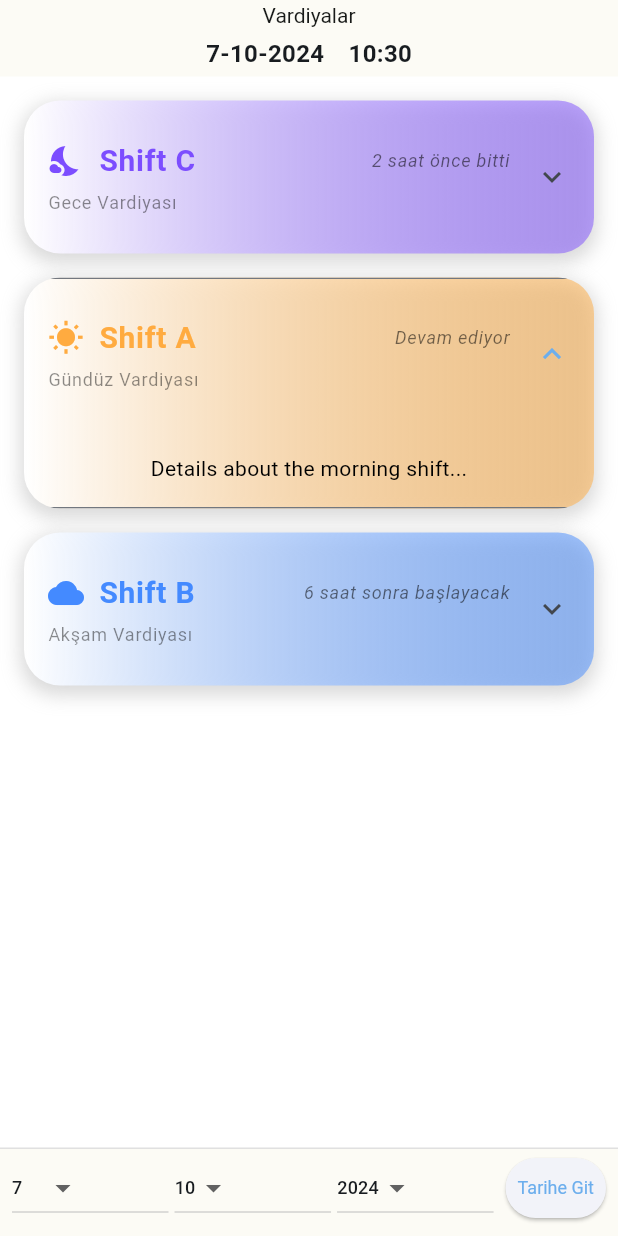
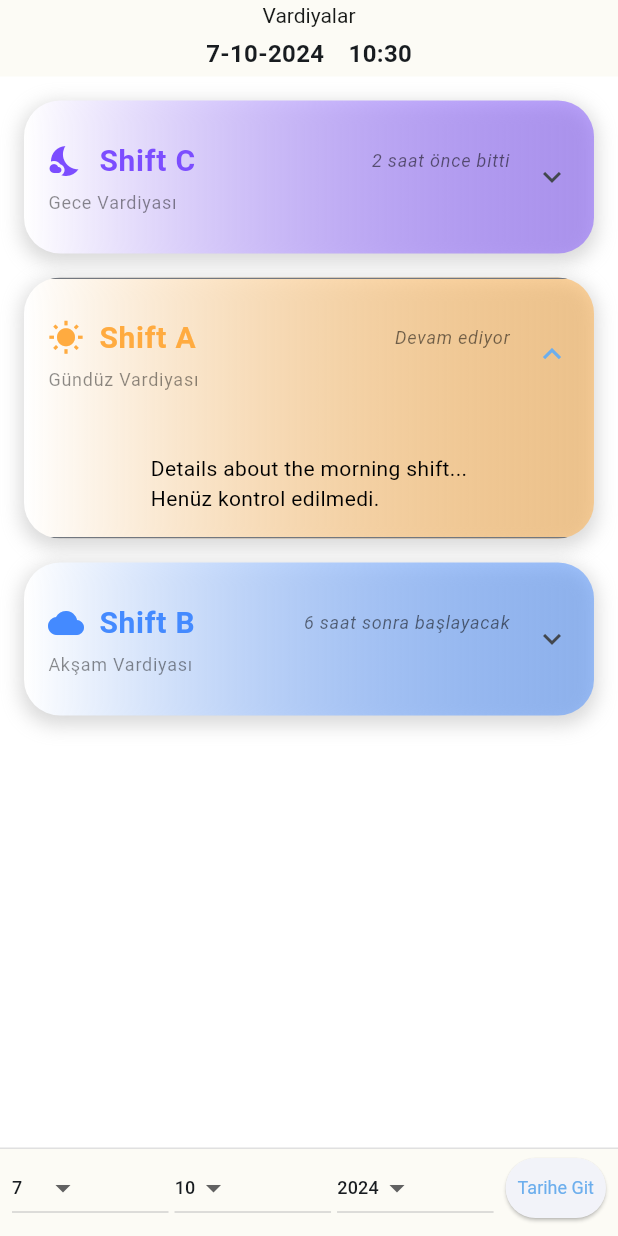
Before and after one commit to betbies/teknik, a Flutter app: the ShiftsPage screen opened directly, after a tap on "Shift C", on a phone screen of 412 x 824 dp. Run offline on Flutter 3.47's test engine with Material 3 defaults, Android fonts, the phone set to English and light mode, and no system bars; our stand-ins replace cloud_firestore, curved_navigation_bar, firebase_auth, firebase_core, google_fonts; missing offline and left inert: mobile_scanner; accounts and stored records are empty; Roboto replaces fonts that are missing (Anta).

Commit message:
Değişiklik mesajı

```diff
--- a/lib/pages/shifts.dart
+++ b/lib/pages/shifts.dart
@@ -1,5 +1,6 @@
 import 'package:flutter/material.dart';
 import 'package:google_fonts/google_fonts.dart';
+import 'package:cloud_firestore/cloud_firestore.dart'; // Firestore'u kullanabilmek için ekliyoruz.
 
 class ShiftsPage extends StatefulWidget {
   const ShiftsPage({super.key});
@@ -12,12 +13,27 @@ class _ShiftsPageState extends State<ShiftsPage> {
   DateTime selectedDate = DateTime.now();
   late int day, month, year;
 
+  // Firestore'dan kontrol bilgilerini almak için bir liste
+  List<Map<String, dynamic>> checkedRecords = [];
+
   @override
   void initState() {
     super.initState();
     day = selectedDate.day;
     month = selectedDate.month;
     year = selectedDate.year;
+    fetchCheckedRecords(); // Kontrol kayıtlarını al
+  }
+
+  Future<void> fetchCheckedRecords() async {
+    // Firestore'dan verileri çekme
+    QuerySnapshot snapshot =
+        await FirebaseFirestore.instance.collection('checked').get();
+    setState(() {
+      checkedRecords = snapshot.docs
+          .map((doc) => doc.data() as Map<String, dynamic>)
+          .toList();
+    });
   }
 
   @override
@@ -52,7 +68,9 @@ class _ShiftsPageState extends State<ShiftsPage> {
             'Shift A',
             Icons.wb_sunny,
             Colors.orangeAccent,
-            'Details about the morning shift...',
+            'Details about the morning shift...\n' +
+                _getShiftCheckDetails(
+                    'A'), // Makine ve kullanıcı bilgilerini ekle
             true,
             8,
             currentHour,
@@ -78,7 +96,9 @@ class _ShiftsPageState extends State<ShiftsPage> {
             'Shift A',
             Icons.wb_sunny,
             Colors.orangeAccent,
-            'Details about the morning shift...',
+            'Details about the morning shift...\n' +
+                _getShiftCheckDetails(
+                    'A'), // Makine ve kullanıcı bilgilerini ekle
             false,
             8,
             currentHour,
@@ -90,7 +110,9 @@ class _ShiftsPageState extends State<ShiftsPage> {
             'Shift B',
             Icons.cloud,
             Colors.blueAccent,
-            'Details about the evening shift...',
+            'Details about the evening shift...\n' +
+                _getShiftCheckDetails(
+                    'B'), // Makine ve kullanıcı bilgilerini ekle
             true,
             16,
             currentHour,
@@ -116,7 +138,9 @@ class _ShiftsPageState extends State<ShiftsPage> {
             'Shift B',
             Icons.cloud,
             Colors.blueAccent,
-            'Details about the evening shift...',
+            'Details about the evening shift...\n' +
+                _getShiftCheckDetails(
+                    'B'), // Makine ve kullanıcı bilgilerini ekle
             false,
             16,
             currentHour,
@@ -140,7 +164,9 @@ class _ShiftsPageState extends State<ShiftsPage> {
             'Shift A',
             Icons.wb_sunny,
             Colors.orangeAccent,
-            'Details about the morning shift...',
+            'Details about the morning shift...\n' +
+                _getShiftCheckDetails(
+                    'A'), // Makine ve kullanıcı bilgilerini ekle
             false,
             8,
             currentHour,
@@ -307,6 +333,28 @@ class _ShiftsPageState extends State<ShiftsPage> {
     );
   }
 
+  String _getShiftCheckDetails(String shift) {
+    // Kontrol kayıtlarını vardiyaya göre filtreleme
+    String details = '';
+    for (var record in checkedRecords) {
+      DateTime timestamp = (record['timestamp'] as Timestamp).toDate();
+      String machineName = record['machine_name'];
+      String userName = record['user_name'];
+
+      if (shift == 'A' && timestamp.hour >= 8 && timestamp.hour < 16) {
+        details +=
+            "$machineName - $userName - ${timestamp.hour}:${timestamp.minute}\n";
+      } else if (shift == 'B' && timestamp.hour >= 16 && timestamp.hour < 24) {
+        details +=
+            "$machineName - $userName - ${timestamp.hour}:${timestamp.minute}\n";
+      } else if (shift == 'C' && (timestamp.hour < 8 || timestamp.hour >= 0)) {
+        details +=
+            "$machineName - $userName - ${timestamp.hour}:${timestamp.minute}\n";
+      }
+    }
+    return details.isEmpty ? 'Henüz kontrol edilmedi.' : details.trim();
+  }
+
   String _hoursAgo(int shiftEndHour, int currentHour) {
     // Mevcut saat ve vardiya bitiş saati arasındaki saat farkını hesapla.
     int hoursAgo = (currentHour - shiftEndHour + 24) % 24;
```
